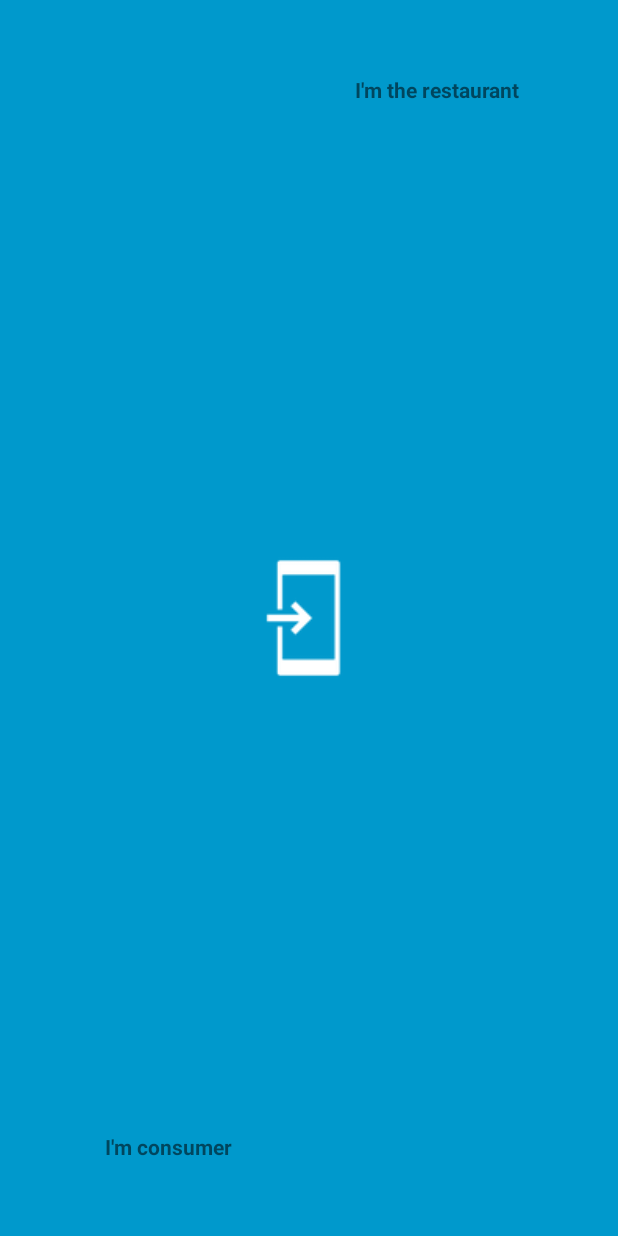
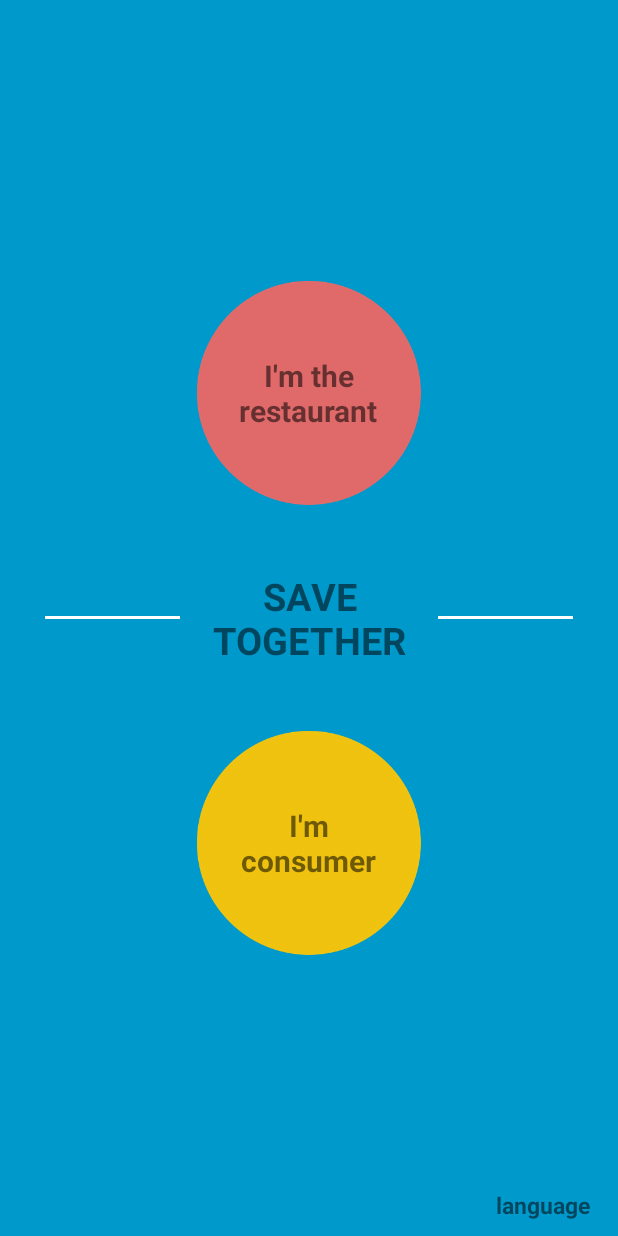
Before and after one commit to Jaylers/save-together, an Android app: the fragment BaseAuthFragment placed in its activity, on a phone screen of 412 x 824 dp. Run offline under Robolectric (Android 15) with nearby library versions, the phone set to English and light mode, and no system bars; our stand-ins replace ButterKnife, Firebase (no records; nobody signed in at launch, a user with empty details on screens opened directly).

Commit message:
edit color fix color of restaurant and customer

```diff
--- a/app/src/main/res/layout/fragment_customer_sign_in.xml
+++ b/app/src/main/res/layout/fragment_customer_sign_in.xml
@@ -2,7 +2,7 @@
     xmlns:tools="http://schemas.android.com/tools"
     android:layout_width="match_parent"
     android:layout_height="match_parent"
-    android:background="@color/color_elderly"
+    android:background="@color/color_customer_theme"
     tools:context="me.srichomthong.savetogether.center.RestaurantSignInFragment">
 
     <RelativeLayout
@@ -91,7 +91,7 @@
             android:layout_marginEnd="80dp"/>
 
         <TextView
-            android:id="@+id/txt_eld_back"
+            android:id="@+id/txt_cus_back"
             android:text="@string/app_message_back"
             android:layout_marginStart="10dp"
             android:padding="10dp"
--- a/app/src/main/res/layout/fragment_restaurant_sign_in.xml
+++ b/app/src/main/res/layout/fragment_restaurant_sign_in.xml
@@ -2,7 +2,7 @@
     xmlns:tools="http://schemas.android.com/tools"
     android:layout_width="match_parent"
     android:layout_height="match_parent"
-    android:background="@color/color_descendant"
+    android:background="@color/color_restaurant_theme"
     tools:context="me.srichomthong.savetogether.center.CustomerSignInFragment">
 
     <RelativeLayout
@@ -69,13 +69,13 @@
             android:layout_width="match_parent"
             android:layout_height="35dp"
             style="@style/button_round_style"
-            android:text="@string/action_sign_in"
+            android:text="@string/action_sign_in_short"
             android:layout_marginTop="@dimen/edt_margin_line_between_default_10"
             android:layout_marginStart="80dp"
             android:layout_marginEnd="80dp"/>
 
         <TextView
-            android:id="@+id/txt_des_back"
+            android:id="@+id/txt_res_back"
             android:text="@string/app_message_back"
             android:layout_marginStart="10dp"
             android:padding="10dp"
--- a/app/src/main/res/layout/fragment_together_base_auth.xml
+++ b/app/src/main/res/layout/fragment_together_base_auth.xml
@@ -9,63 +9,37 @@
         android:layout_width="match_parent"
         android:layout_height="match_parent"
         android:background="@color/colorBlueDtac">
-        <RelativeLayout
-            android:id="@+id/relative_descendant"
-            android:layout_width="wrap_content"
-            android:layout_height="250dp"
-            android:layout_alignParentTop="true">
-            <ImageView
-                android:id="@+id/img_descendant"
-                android:layout_width="wrap_content"
-                android:layout_height="wrap_content"
-                android:layout_alignParentEnd="true"
-                android:paddingTop="70dp"
-                android:paddingBottom="70dp"
-                android:paddingEnd="20dp"
-                android:paddingStart="70dp"
-                />
-            <TextView
-                android:layout_width="wrap_content"
-                android:layout_height="wrap_content"
-                android:layout_alignParentEnd="true"
-                android:layout_alignParentTop="true"
-                android:layout_marginTop="50dp"
-                android:layout_marginEnd="65dp"
-                android:textStyle="bold"
-                android:text="@string/auth_message_im_the_restaurant"/>
-        </RelativeLayout>
+        <View
+            android:id="@+id/line_left"
+            android:layout_width="90dp"
+            android:layout_height="2dp"
+            android:layout_marginStart="30dp"
+            android:layout_alignParentStart="true"
+            android:layout_centerInParent="true"
+            android:background="@color/colorWhite"/>
 
-        <RelativeLayout
-            android:id="@+id/relative_elderly"
-            android:layout_width="wrap_content"
-            android:layout_height="250dp"
-            android:layout_alignParentBottom="true">
-            <ImageView
-                android:id="@+id/img_elderly"
-                android:layout_width="wrap_content"
-                android:layout_height="wrap_content"
-                android:paddingTop="70dp"
-                android:paddingBottom="70dp"
-                android:paddingEnd="70dp"
-                android:paddingStart="20dp"
-                />
-        </RelativeLayout>
+        <View
+            android:id="@+id/line_right"
+            android:layout_width="90dp"
+            android:layout_height="2dp"
+            android:layout_marginEnd="30dp"
+            android:layout_alignParentEnd="true"
+            android:layout_centerInParent="true"
+            android:background="@color/colorWhite"/>
 
-        <ImageView
-            android:id="@+id/logo"
+        <TextView
+            android:id="@+id/txt_app_name"
             android:layout_width="match_parent"
             android:layout_height="100dp"
             android:layout_centerInParent="true"
-            android:src="@drawable/common_full_open_on_phone"/>
-        <TextView
-            android:layout_width="wrap_content"
-            android:layout_height="wrap_content"
-            android:layout_alignParentStart="true"
-            android:layout_alignParentBottom="true"
-            android:layout_marginBottom="50dp"
-            android:layout_marginStart="70dp"
+            android:textAlignment="center"
+            android:textAllCaps="true"
+            android:gravity="center"
+            android:textSize="25sp"
+            android:padding="5dp"
             android:textStyle="bold"
-            android:text="@string/auth_message_im_consumer"/>
+            android:text="@string/app_name_double_line"/>
+
         <TextView
             android:id="@+id/txt_language_setting"
             android:layout_width="100dp"
@@ -76,8 +50,59 @@
             android:textStyle="bold"
             android:textSize="15sp"
             android:gravity="center"
-            android:visibility="invisible"
             android:text="@string/app_message_language"/>
+
+        <RelativeLayout
+            android:id="@+id/relative_restaurant"
+            android:layout_width="match_parent"
+            android:layout_height="200dp"
+            android:layout_above="@+id/txt_app_name">
+
+            <ImageView
+                android:id="@+id/img_restaurant"
+                android:layout_width="wrap_content"
+                android:layout_height="wrap_content"
+                android:layout_centerHorizontal="true"
+                android:layout_centerVertical="true"
+                android:layout_margin="25dp"
+                android:src="@drawable/ic_oval_pink" />
+            <TextView
+                android:layout_width="wrap_content"
+                android:layout_height="wrap_content"
+                android:layout_centerInParent="true"
+                android:textStyle="bold"
+                android:textAlignment="center"
+                android:textSize="20sp"
+                android:text="@string/auth_message_im_the_restaurant"/>
+        </RelativeLayout>
+
+        <RelativeLayout
+            android:id="@+id/relative_consumer"
+            android:layout_width="match_parent"
+            android:layout_height="200dp"
+            android:layout_below="@+id/txt_app_name">
+            <RelativeLayout
+                android:id="@+id/relative_customer"
+                android:layout_width="match_parent"
+                android:layout_height="200dp"
+                android:layout_alignParentTop="true">
+                <ImageView
+                    android:id="@+id/img_customer"
+                    android:layout_width="wrap_content"
+                    android:layout_height="wrap_content"
+                    android:layout_centerInParent="true"
+                    android:layout_margin="25dp"
+                    android:src="@drawable/ic_oval_yellow" />
+                <TextView
+                    android:layout_width="wrap_content"
+                    android:layout_height="wrap_content"
+                    android:layout_centerInParent="true"
+                    android:textStyle="bold"
+                    android:textAlignment="center"
+                    android:textSize="20sp"
+                    android:text="@string/auth_message_im_consumer"/>
+            </RelativeLayout>
+        </RelativeLayout>
     </RelativeLayout>
 
 </FrameLayout>
--- a/app/src/main/res/values/colors.xml
+++ b/app/src/main/res/values/colors.xml
@@ -44,4 +44,6 @@
     <color name="white_transparent">#11FFFFFF</color>
     <color name="white_alpha">#20FFFFFF</color>
     <color name="gray_overlay">#FF888888</color>
+    <color name="color_customer_theme">#f1c40f</color>
+    <color name="color_restaurant_theme">#e26a6a</color>
 </resources>
--- a/app/src/main/res/values/strings.xml
+++ b/app/src/main/res/values/strings.xml
@@ -1,12 +1,13 @@
 <resources>
     <string name="app_name">Save Together</string>
+    <string name="app_name_double_line">Save\nTogether</string>
 
     //Auth
     <string name="auth_message_user_gmail">User Gmail Account</string>
     <string name="auth_message_username">Username</string>
     <string name="auth_message_sign_in">Sign in</string>
-    <string name="auth_message_im_the_restaurant">I\'m the restaurant</string>
-    <string name="auth_message_im_consumer">I\'m consumer</string>
+    <string name="auth_message_im_the_restaurant">I\'m the\nrestaurant</string>
+    <string name="auth_message_im_consumer">I\'m\nconsumer</string>
 
     //Error message
     <string name="err_message_required">Required</string>
```
